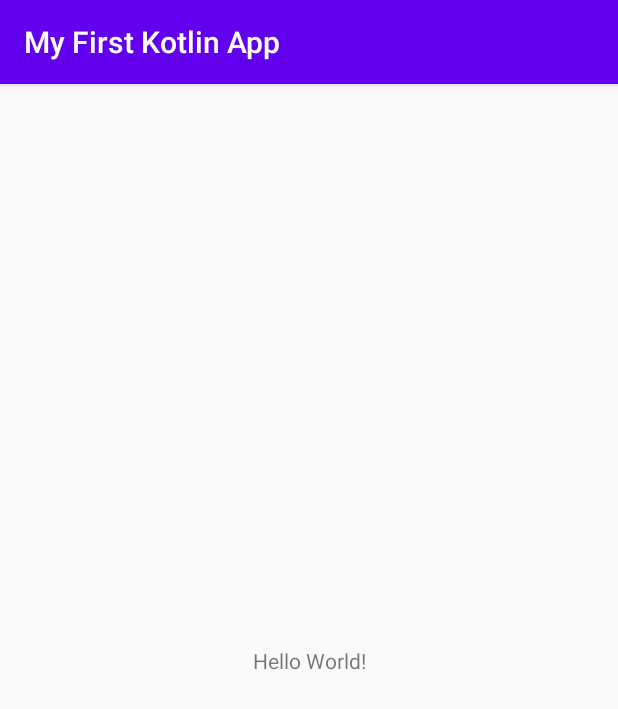
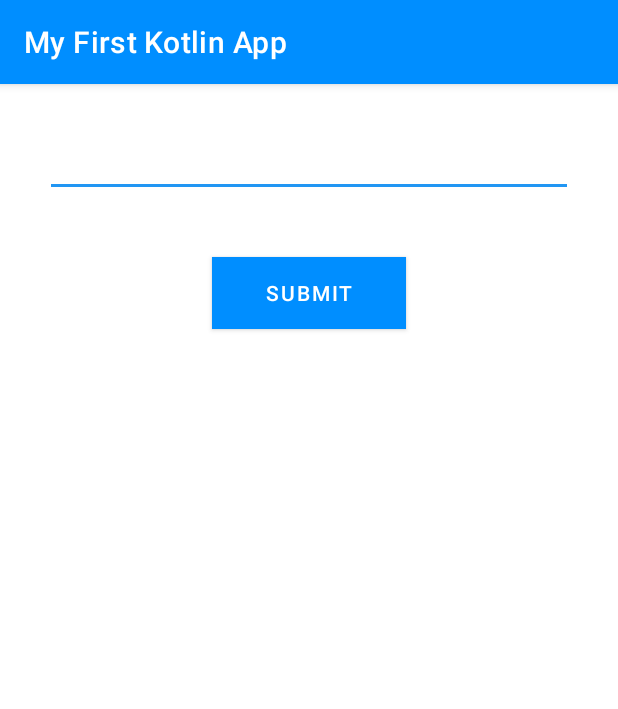
Before and after one commit to YasiruRandika/My-First-Kotlin-App, an Android app: the screen it shows after launch (MainActivity), on a phone screen of 412 x 824 dp. Shown: the top 709 px of the screen. Run offline under Robolectric (Android 15) with nearby library versions, the phone set to English and light mode, and no system bars.

Commit message:
Update MainActivity.kt

```diff
--- a/app/build.gradle
+++ b/app/build.gradle
@@ -32,5 +32,6 @@ dependencies {
     testImplementation 'junit:junit:4.12'
     androidTestImplementation 'androidx.test.ext:junit:1.1.2'
     androidTestImplementation 'androidx.test.espresso:espresso-core:3.3.0'
+    implementation 'com.google.android.material:material:1.2.0'
 
 }
--- a/app/src/main/res/layout/activity_main.xml
+++ b/app/src/main/res/layout/activity_main.xml
@@ -6,13 +6,46 @@
     android:layout_height="match_parent"
     tools:context=".MainActivity">
 
+    <com.google.android.material.textfield.TextInputEditText
+        android:id="@+id/dob"
+        android:layout_width="match_parent"
+        android:layout_height="wrap_content"
+        android:layout_margin="30dp"
+        android:layout_marginStart="25dp"
+        android:layout_marginTop="100dp"
+        android:layout_marginEnd="25dp"
+        android:editable="false"
+        android:onClick="datePick"
+        android:textColor="@color/colorPrimaryDark"
+        app:layout_constraintEnd_toEndOf="parent"
+        app:layout_constraintStart_toStartOf="parent"
+        app:layout_constraintTop_toTopOf="parent" />
+
+    <com.google.android.material.button.MaterialButton
+        android:id="@+id/btnSubmit"
+        android:layout_width="129dp"
+        android:layout_height="0dp"
+        android:layout_marginTop="40dp"
+        android:background="@color/colorPrimary"
+        android:text="@string/submit"
+        android:onClick="onSubmit"
+        android:textColor="#ffffff"
+        app:layout_constraintEnd_toEndOf="parent"
+        app:layout_constraintStart_toStartOf="parent"
+        app:layout_constraintTop_toBottomOf="@+id/dob" />
+
     <TextView
+        android:id="@+id/display"
         android:layout_width="wrap_content"
         android:layout_height="wrap_content"
-        android:text="Hello World!"
-        app:layout_constraintBottom_toBottomOf="parent"
-        app:layout_constraintLeft_toLeftOf="parent"
-        app:layout_constraintRight_toRightOf="parent"
-        app:layout_constraintTop_toTopOf="parent" />
+        android:layout_marginTop="160dp"
+        android:ems="10"
+        android:inputType="textPersonName"
+        android:textColor="@color/colorPrimary"
+        android:textSize="20sp"
+        app:layout_constraintEnd_toEndOf="parent"
+        app:layout_constraintStart_toStartOf="parent"
+        app:layout_constraintTop_toBottomOf="@+id/btnSubmit" />
+
 
 </androidx.constraintlayout.widget.ConstraintLayout>
--- a/app/src/main/res/values/colors.xml
+++ b/app/src/main/res/values/colors.xml
@@ -1,6 +1,6 @@
 <?xml version="1.0" encoding="utf-8"?>
 <resources>
-    <color name="colorPrimary">#6200EE</color>
-    <color name="colorPrimaryDark">#3700B3</color>
-    <color name="colorAccent">#03DAC5</color>
+    <color name="colorPrimary">#008EFF</color>
+    <color name="colorPrimaryDark">#3F51B5</color>
+    <color name="colorAccent">#2196F3</color>
 </resources>
--- a/app/src/main/res/values/strings.xml
+++ b/app/src/main/res/values/strings.xml
@@ -1,3 +1,7 @@
 <resources>
     <string name="app_name">My First Kotlin App</string>
+    <string name="enter_your_date_of_birth">Enter your Date of Birth</string>
+    <string name="submit">Submit</string>
+    <string name="date_here">Date Here</string>
+    <string name="enter_date_of_birth">Enter Date of Birth</string>
 </resources>
--- a/app/src/main/res/values/styles.xml
+++ b/app/src/main/res/values/styles.xml
@@ -1,6 +1,6 @@
 <resources>
     <!-- Base application theme. -->
-    <style name="AppTheme" parent="Theme.AppCompat.Light.DarkActionBar">
+    <style name="AppTheme" parent="Theme.MaterialComponents.DayNight.DarkActionBar">
         <!-- Customize your theme here. -->
         <item name="colorPrimary">@color/colorPrimary</item>
         <item name="colorPrimaryDark">@color/colorPrimaryDark</item>
```
Also changed, not shown: app/src/main/java/com/example/myfirstkotlinapp/MainActivity.kt (+66 -0 lines).
